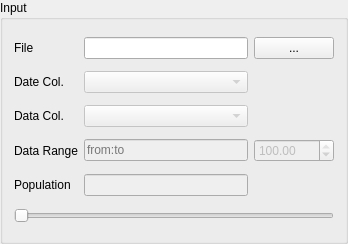
This is epipy/ui/view/inputgroupbox.ui in ckaus/EpiPy as Qt 5 draws it before an edit. The edited form follows.
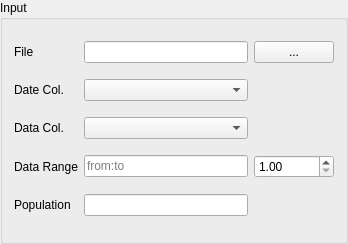
This is the edited form.

```diff
--- a/epipy/ui/view/inputgroupbox.ui
+++ b/epipy/ui/view/inputgroupbox.ui
@@ -33,7 +33,7 @@
    <item row="1" column="1">
     <widget class="QComboBox" name="date_cb">
      <property name="enabled">
-      <bool>false</bool>
+      <bool>true</bool>
      </property>
     </widget>
    </item>
@@ -60,7 +60,10 @@
    <item row="4" column="1">
     <widget class="QLineEdit" name="population_line_edit">
      <property name="enabled">
-      <bool>false</bool>
+      <bool>true</bool>
+     </property>
+     <property name="text">
+      <string/>
      </property>
      <property name="placeholderText">
       <string/>
@@ -102,7 +105,7 @@
    <item row="3" column="1">
     <widget class="QLineEdit" name="data_range_line_edit">
      <property name="enabled">
-      <bool>false</bool>
+      <bool>true</bool>
      </property>
      <property name="toolTip">
       <string>(begin time):(end time)</string>
@@ -141,14 +144,14 @@
    <item row="2" column="1">
     <widget class="QComboBox" name="data_cb">
      <property name="enabled">
-      <bool>false</bool>
+      <bool>true</bool>
      </property>
     </widget>
    </item>
    <item row="3" column="2">
     <widget class="QDoubleSpinBox" name="data_percentage_spin_box">
      <property name="enabled">
-      <bool>false</bool>
+      <bool>true</bool>
      </property>
      <property name="toolTip">
       <string>Please specify the percentage of data to be used for fitting.</string>
@@ -161,28 +164,6 @@
      </property>
      <property name="singleStep">
       <double>1.000000000000000</double>
-     </property>
-     <property name="value">
-      <double>100.000000000000000</double>
-     </property>
-    </widget>
-   </item>
-   <item row="5" column="0" colspan="3">
-    <widget class="QSlider" name="population_slider">
-     <property name="enabled">
-      <bool>false</bool>
-     </property>
-     <property name="toolTip">
-      <string>You can use the slider to adjust the population quickly </string>
-     </property>
-     <property name="minimum">
-      <number>1</number>
-     </property>
-     <property name="maximum">
-      <number>1000000</number>
-     </property>
-     <property name="orientation">
-      <enum>Qt::Horizontal</enum>
      </property>
     </widget>
    </item>
```
